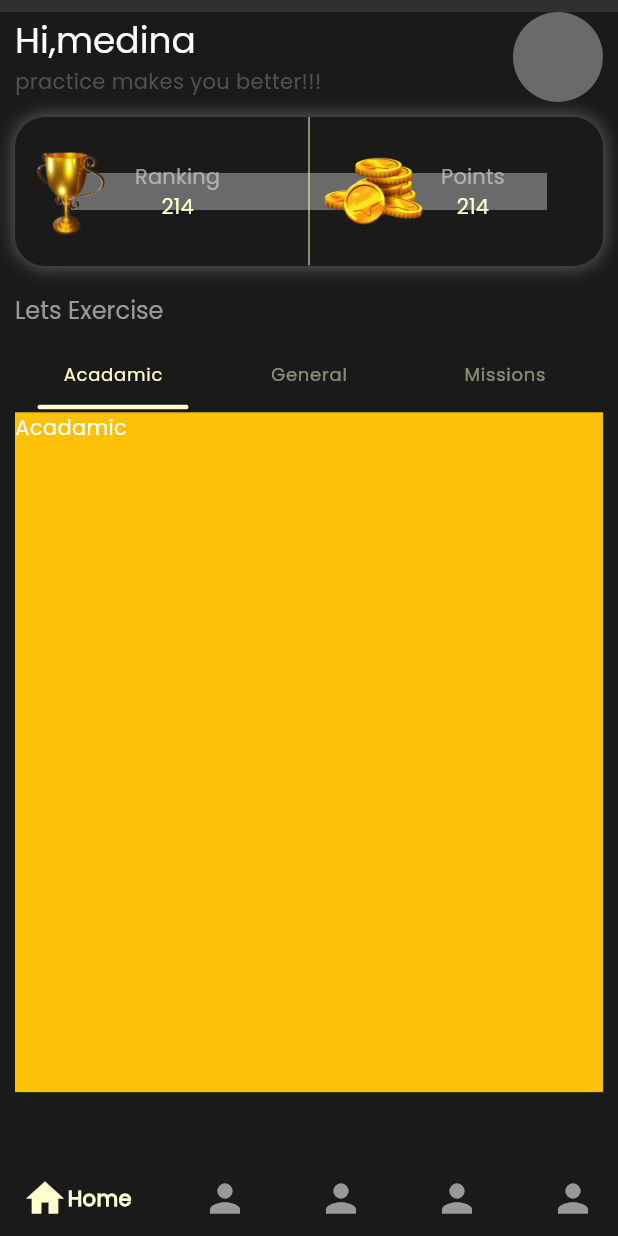
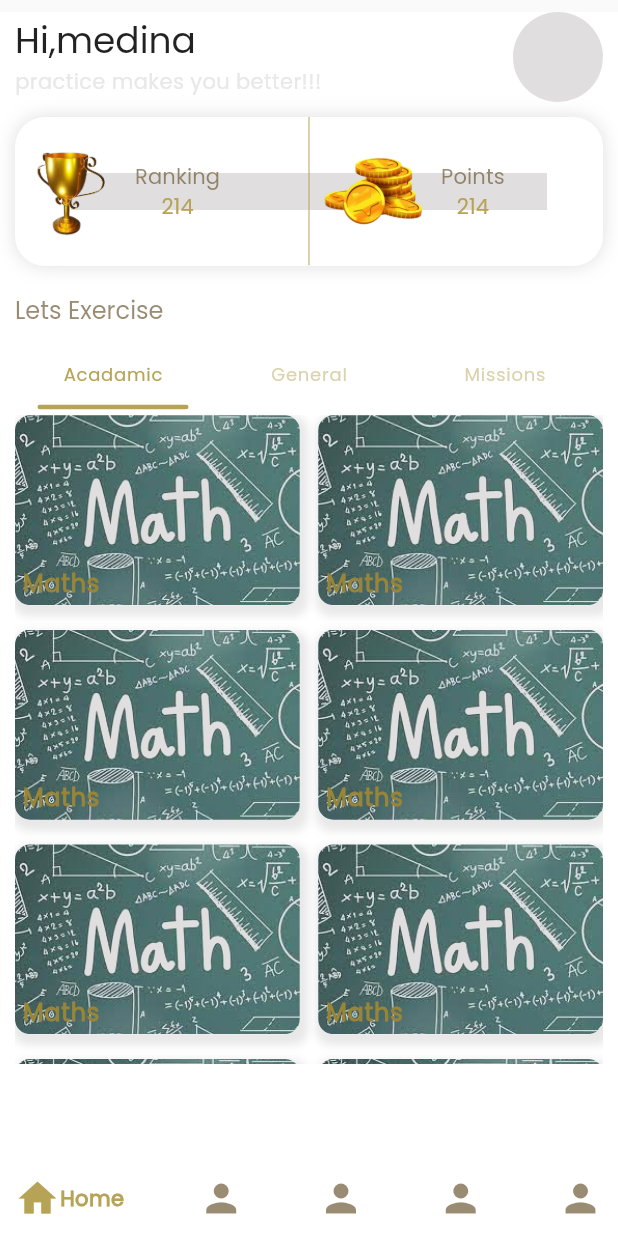
Before and after one commit to haile-kuraz/Quiz_App, a Flutter app: the screen it shows after launch, on a phone screen of 412 x 824 dp. Run offline on Flutter 3.47's test engine with Material 2 defaults, Android fonts, the phone set to English and light mode, and no system bars; drawn by our look-alikes of flutter_animate, google_nav_bar; our stand-ins replace assets_audio_player, avatar_glow, flutter_onboarding_slider.

Commit message:
inserting the card of main category has been done

```diff
--- a/quizapp/lib/Pages/MainPages/home_page.dart
+++ b/quizapp/lib/Pages/MainPages/home_page.dart
@@ -35,7 +35,7 @@ class _HomeState extends State<Home> {
       body: _screens[_currentIndex],
       bottomNavigationBar: GNav(
         iconSize: 30,
-        padding: const EdgeInsets.symmetric(vertical: 10.0, horizontal: 15.0),
+        padding: const EdgeInsets.symmetric(vertical: 10.0, horizontal: 10.0),
         backgroundColor: Theme.of(context).colorScheme.background,
         color: Theme.of(context).colorScheme.tertiary.withOpacity(0.7),
         activeColor: Theme.of(context).colorScheme.primary,
@@ -51,7 +51,7 @@ class _HomeState extends State<Home> {
           ),
           GButton(
             icon: Icons.person,
-            text: "Home",
+            text: "Brodcast",
             onPressed: () {
               setState(() {
                 _currentIndex = 1;
--- a/quizapp/lib/Pages/MainPages/mainCategories_page.dart
+++ b/quizapp/lib/Pages/MainPages/mainCategories_page.dart
@@ -1,4 +1,9 @@
 import 'package:flutter/material.dart';
+import 'package:flutter_animate/flutter_animate.dart';
+
+import 'tabviewpages/acadamic_tabview.dart';
+import 'tabviewpages/general_tabview.dart';
+import 'tabviewpages/missions_tabview.dart';
 
 class MainCategory extends StatefulWidget {
   MainCategory({super.key});
@@ -54,7 +59,16 @@ class _MainCategoryState extends State<MainCategory>
                 ),
 
                 // here is code for displying rank and Points board
-                Container(
+                Animate(
+                  effects: const [
+                    FlipEffect(
+                      duration: Duration(seconds: 1),
+                    ),
+                    ScaleEffect(
+                      duration: Duration(milliseconds: 500),
+                    ),
+                  ],
+                  child: Container(
                     margin: const EdgeInsets.symmetric(vertical: 10),
                     width: size.width,
                     height: size.height * 0.12,
@@ -121,8 +135,8 @@ class _MainCategoryState extends State<MainCategory>
                                 "Assets/Images/coin.png",
                               ),
                               Padding(
-                              padding:
-                                  const EdgeInsets.symmetric(horizontal: 10.0),
+                                padding: const EdgeInsets.symmetric(
+                                    horizontal: 10.0),
                                 child: Column(
                                   mainAxisAlignment: MainAxisAlignment.center,
                                   children: [
@@ -154,6 +168,7 @@ class _MainCategoryState extends State<MainCategory>
                           ),
                         ),
                       ],
+                    ),
                   ),
                 ),
 
@@ -215,15 +230,15 @@ class _MainCategoryState extends State<MainCategory>
                           ),
                         ),
                         Container(
-                          color: Colors.amber,
+                          color: Theme.of(context).colorScheme.background,
                           width: size.width,
-                          height: size.height * 0.55,
+                          height: size.height * 0.53,
                           child: TabBarView(
                             controller: _tabController,
                             children: const [
-                              Text("Acadamic"),
-                              Text("General"),
-                              Text("missions"),
+                              AcadamicTabview(),
+                              GeneralTabview(),
+                              MissionTabview()
                             ],
                           ),
                         ),
--- /dev/null
+++ b/quizapp/lib/Pages/MainPages/tabviewpages/acadamic_tabview.dart
@@ -0,0 +1,66 @@
+import 'package:flutter/material.dart';
+
+class AcadamicTabview extends StatelessWidget {
+  const AcadamicTabview({super.key});
+
+  @override
+  Widget build(BuildContext context) {
+    Size size = MediaQuery.of(context).size;
+    return Padding(
+      padding: const EdgeInsets.symmetric(vertical: 2.0),
+      child: GridView.builder(
+        gridDelegate: SliverGridDelegateWithFixedCrossAxisCount(
+          crossAxisCount: 2,
+          crossAxisSpacing: size.width * 0.03,
+          mainAxisSpacing: size.height * 0.02,
+          childAspectRatio: 1.5,
+        ),
+        itemBuilder: (context, index) {
+          return Container(
+            decoration: BoxDecoration(
+              image: DecorationImage(
+                image: const AssetImage(
+                  "Assets/Images/maths.png",
+                ),
+                fit: BoxFit.cover,
+                colorFilter: ColorFilter.mode(
+                    Theme.of(context).colorScheme.onBackground,
+                    BlendMode.darken),
+              ),
+              boxShadow: [
+                BoxShadow(
+                  color: Theme.of(context)
+                      .colorScheme
+                      .onBackground
+                      .withOpacity(0.7),
+                  blurRadius: 4,
+                  blurStyle: BlurStyle.normal,
+                  offset: const Offset(2, 4),
+                  spreadRadius: 3,
+                )
+              ],
+              color: Theme.of(context).colorScheme.background,
+              borderRadius: const BorderRadius.all(
+                Radius.circular(10),
+              ),
+            ),
+            child: Align(
+              alignment: Alignment.bottomLeft,
+              child: Padding(
+                padding: const EdgeInsets.symmetric(vertical: 3, horizontal: 5),
+                child: Text(
+                  "Maths",
+                  style: Theme.of(context).textTheme.bodyLarge?.copyWith(
+                        color: Theme.of(context).colorScheme.onPrimaryContainer,
+                        fontWeight: FontWeight.w800,
+                      ),
+                ),
+              ),
+            ),
+          );
+        },
+        itemCount: 10,
+      ),
+    );
+  }
+}
--- /dev/null
+++ b/quizapp/lib/Pages/MainPages/tabviewpages/general_tabview.dart
@@ -0,0 +1,10 @@
+import 'package:flutter/material.dart';
+
+class GeneralTabview extends StatelessWidget {
+  const GeneralTabview({super.key});
+
+  @override
+  Widget build(BuildContext context) {
+    return const Placeholder();
+  }
+}
--- /dev/null
+++ b/quizapp/lib/Pages/MainPages/tabviewpages/missions_tabview.dart
@@ -0,0 +1,10 @@
+import 'package:flutter/material.dart';
+
+class MissionTabview extends StatelessWidget {
+  const MissionTabview({super.key});
+
+  @override
+  Widget build(BuildContext context) {
+    return const Placeholder();
+  }
+}
--- a/quizapp/lib/Util/Style_icon.dart
+++ b/quizapp/lib/Util/Style_icon.dart
@@ -107,3 +107,13 @@ const TextStyle bodySmall = TextStyle(
     fontSize: 12,
     letterSpacing: 0.4,
     decoration: TextDecoration.none);
+
+// __________________________Ref styles-_______________________________
+
+const TextStyle bodyLarge_800 = TextStyle(
+    fontFamily: "Poppins",
+    fontWeight: FontWeight.w800,
+    height: 1.5,
+    fontSize: 16,
+    letterSpacing: 0.5,
+    decoration: TextDecoration.none);
--- a/quizapp/lib/Util/Theme._date.dart
+++ b/quizapp/lib/Util/Theme._date.dart
@@ -12,6 +12,7 @@ final ThemeData lightTheme = ThemeData(
     onSecondary: onSecondary_Light,
     onSecondaryContainer: onSecondaryContainer_Light,
     tertiary: tertiary_Light,
+    onTertiaryContainer: onTertiaryContainer_Light,
     error: error_Light,
     onError: onError_Light,
     background: background_Light,
@@ -35,7 +36,9 @@ final ThemeData lightTheme = ThemeData(
     labelSmall: lableSmall,
     bodyLarge: bodyLarge,
     bodyMedium: bodyMedium,
-        bodySmall: bodySmall));
+    bodySmall: bodySmall,
+  ),
+);
 final ThemeData darkTheme = ThemeData(
   colorScheme: const ColorScheme(
     brightness: Brightness.dark,
@@ -45,6 +48,8 @@ final ThemeData darkTheme = ThemeData(
     secondary: secondary_Dark,
     onSecondary: onSecondary_Dark,
     onSecondaryContainer: onSecondaryContainer_Dark,
+    tertiary: tertiaryContainer_Dark,
+    onTertiaryContainer: onTertiaryContainer_Dark,
     error: error_Dark,
     onError: onError_Dark,
     background: background_Dark,
@@ -67,5 +72,6 @@ final ThemeData darkTheme = ThemeData(
     labelSmall: lableSmall,
     bodyLarge: bodyLarge,
     bodyMedium: bodyMedium,
-      bodySmall: bodySmall),
+    bodySmall: bodySmall,
+  ),
 );
--- a/quizapp/lib/main.dart
+++ b/quizapp/lib/main.dart
@@ -44,7 +44,7 @@ class _MyAppState extends State<MyApp> {
       ],
       child: MaterialApp(
         debugShowCheckedModeBanner: false,
-        theme: darkTheme,
+        theme: lightTheme,
         initialRoute: "/home",
         routes: {
           // "/": (context) => const SplashScreen(),
```
Also changed, not shown: quizapp/Assets/Images/History.png (added), quizapp/Assets/Images/ch.png (added), quizapp/Assets/Images/maths.png (added). Lines whose indentation alone changed are shown as unchanged.
